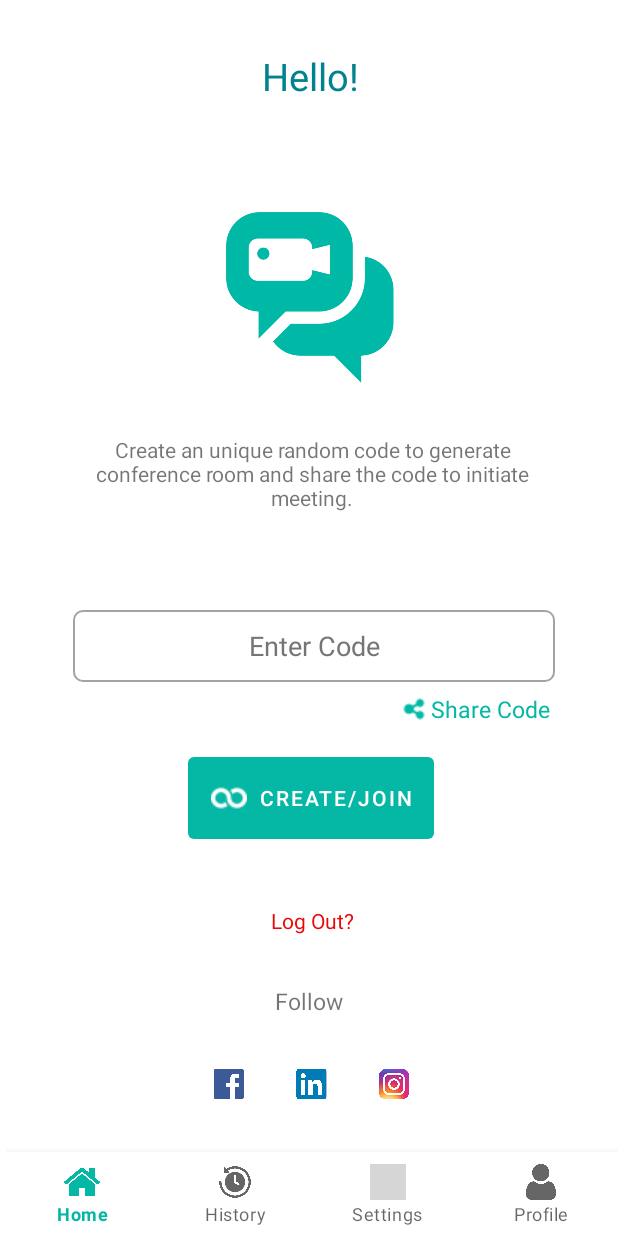
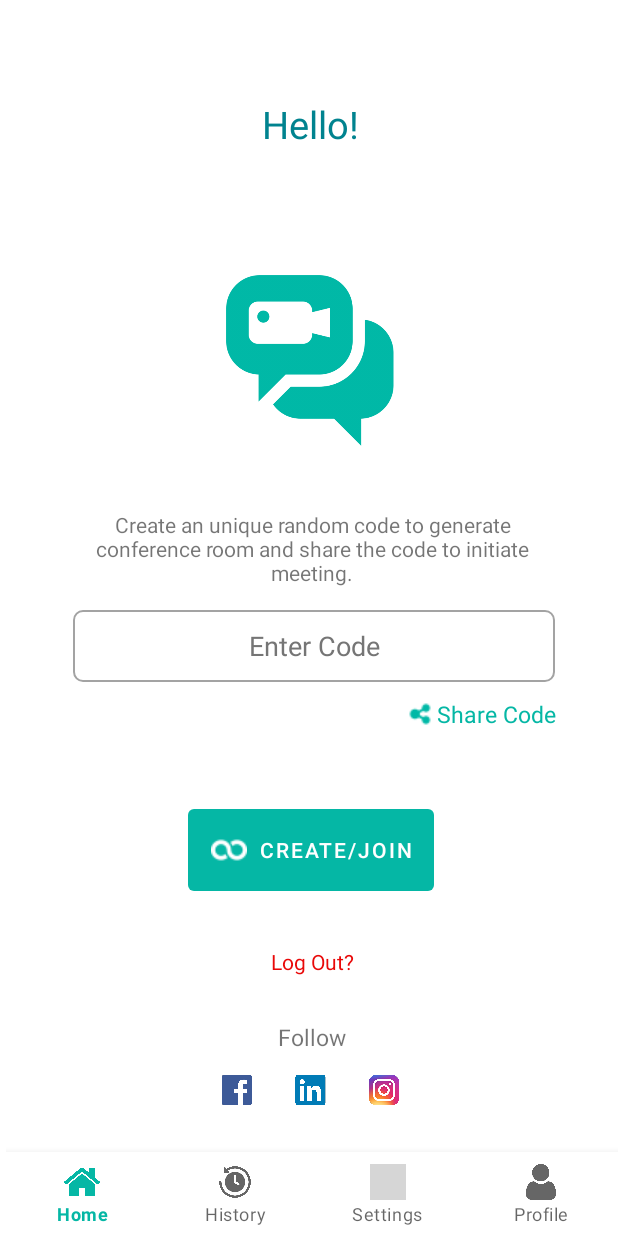
Before and after one commit to NilabhB/SkyMeet, an Android app: the MainActivity screen opened directly, with no data from a screen before it, on a phone screen of 412 x 824 dp. Run offline under Robolectric (Android 15) with nearby library versions, the phone set to English and light mode, and no system bars; our stand-ins replace Firebase (no records; nobody signed in at launch, a user with empty details on screens opened directly); libraries missing offline, so code that uses them is left out: org.jitsi.meet; Roboto replaces fonts that are not available here; 2 statements that could not run were skipped; grey boxes are pictures that could not be loaded.

Commit message:
Fixed Home Screen

```diff
--- a/app/src/main/java/com/skymeet/videoConference/MainActivity.java
+++ b/app/src/main/java/com/skymeet/videoConference/MainActivity.java
@@ -4,6 +4,7 @@ import static android.content.pm.ActivityInfo.SCREEN_ORIENTATION_PORTRAIT;
 
 import android.content.DialogInterface;
 import android.content.Intent;
+import android.net.Uri;
 import android.os.Bundle;
 import android.text.TextUtils;
 import android.view.Menu;
@@ -11,6 +12,7 @@ import android.view.View;
 import android.view.animation.AlphaAnimation;
 import android.widget.Button;
 import android.widget.EditText;
+import android.widget.ImageView;
 import android.widget.TextView;
 import android.widget.Toast;
 
@@ -37,11 +39,12 @@ import java.util.Objects;
 public class MainActivity extends AppCompatActivity {
 
     EditText codeBox;
-    Button joinBtn, shareBtn;
-    TextView welcomeUser, logoutText;
+    Button joinBtn;
+    TextView welcomeUser, logoutText, shareCode;
     Menu menu;
     FirebaseFirestore database;
     DocumentReference reference;
+    ImageView facebook, linkedin, instagram;
 
     @Override
     protected void onCreate(Bundle savedInstanceState) {
@@ -75,9 +78,12 @@ public class MainActivity extends AppCompatActivity {
 
         codeBox = findViewById(R.id.codeBox);
         joinBtn = findViewById(R.id.joinBtn);
-        //shareBtn = findViewById(R.id.shareBtn);
-        welcomeUser = findViewById(R.id.welcomeUser); // not implemented yet
+        shareCode = findViewById(R.id.shareCode);
+        welcomeUser = findViewById(R.id.welcomeUser);
         logoutText = findViewById(R.id.logoutText);
+        facebook = findViewById(R.id.facebook);
+        linkedin = findViewById(R.id.linkedin);
+        instagram = findViewById(R.id.instagram);
 
 
 
@@ -110,12 +116,64 @@ public class MainActivity extends AppCompatActivity {
                 } else {
                     JitsiMeetConferenceOptions options
                             = new JitsiMeetConferenceOptions.Builder()
-                            .setRoom(codeBox.getText().toString())
+                            .setRoom(codeBox.getText().toString().trim())
                             .setFeatureFlag("welcomepage.enabled", false)
                             .setFeatureFlag("invite.enabled",false)
                             .build();
                     JitsiMeetActivity.launch(MainActivity.this, options);
                 }
+            }
+        });
+
+        shareCode.setOnClickListener(new View.OnClickListener() {
+            @Override
+            public void onClick(View view) {
+                view.startAnimation(buttonClick);
+                if (TextUtils.isEmpty(codeBox.getText().toString())) {
+                    codeBox.setError("Enter Meeting Code before sharing!");
+                    codeBox.requestFocus();
+                } else {
+                    Intent sharingIntent = new Intent(android.content.Intent.ACTION_SEND);
+                    sharingIntent.setType("text/plain");
+                    String shareBody = "To join the meeting on SkyMeet Conference, please use\n"
+                            + "Code: " + codeBox.getText().toString().trim();
+                    sharingIntent.putExtra(android.content.Intent.EXTRA_SUBJECT, "Subject Here");
+                    sharingIntent.putExtra(android.content.Intent.EXTRA_TEXT, shareBody);
+                    startActivity(Intent.createChooser(sharingIntent, "Share Code via"));
+                }
+
+            }
+        });
+
+        facebook.setOnClickListener(new View.OnClickListener() {
+            @Override
+            public void onClick(View v) {
+//                Profile/Page opens up on chrome, not on the app
+                String YourPageURL = "https://www.facebook.com/skymeet.conference/";
+                Intent browserIntent = new Intent(Intent.ACTION_VIEW, Uri.parse(YourPageURL));
+                startActivity(browserIntent);
+
+
+            }
+        });
+
+        linkedin.setOnClickListener(new View.OnClickListener() {
+            @Override
+            public void onClick(View v) {
+                String YourPageURL = "https://www.linkedin.com/company/skymeet.conference/";
+                Intent browserIntent = new Intent(Intent.ACTION_VIEW, Uri.parse(YourPageURL));
+                startActivity(browserIntent);
+
+            }
+        });
+
+        instagram.setOnClickListener(new View.OnClickListener() {
+            @Override
+            public void onClick(View v) {
+                String YourPageURL = "https://www.instagram.com/skymeet.conference/";
+                Intent browserIntent = new Intent(Intent.ACTION_VIEW, Uri.parse(YourPageURL));
+                startActivity(browserIntent);
+
             }
         });
 
--- a/app/src/main/java/com/skymeet/videoConference/SignUpActivity.java
+++ b/app/src/main/java/com/skymeet/videoConference/SignUpActivity.java
@@ -107,9 +107,9 @@ public class SignUpActivity extends AppCompatActivity {
                                final FirebaseUser firebaseUser = auth.getCurrentUser();
                                 firebaseUser.sendEmailVerification();
                                 Toast.makeText(SignUpActivity.this, "Email Verification Link Send", Toast.LENGTH_SHORT).show();
-                                String uid = Objects.requireNonNull(FirebaseAuth.getInstance().getCurrentUser()).getUid();
-                                user.setUid(uid);
-                                database.collection("Users").document(uid).set(user)
+                                String userId = Objects.requireNonNull(FirebaseAuth.getInstance().getCurrentUser()).getUid();
+                                user.setUserId(userId);
+                                database.collection("Users").document(userId).set(user)
                                         .addOnSuccessListener(new OnSuccessListener<Void>() {
                                     @Override
                                     public void onSuccess(Void unused) {
--- a/app/src/main/res/layout/activity_main.xml
+++ b/app/src/main/res/layout/activity_main.xml
@@ -31,7 +31,7 @@
         app:layout_constraintEnd_toEndOf="parent"
         app:layout_constraintStart_toStartOf="parent"
         app:layout_constraintTop_toTopOf="parent"
-        app:layout_constraintVertical_bias="0.846" />
+        app:layout_constraintVertical_bias="1.0" />
 
     <EditText
         android:id="@+id/codeBox"
@@ -68,7 +68,7 @@
         app:layout_constraintHorizontal_bias="0.497"
         app:layout_constraintStart_toStartOf="parent"
         app:layout_constraintTop_toBottomOf="@+id/codeBox"
-        app:layout_constraintVertical_bias="0.149" />
+        app:layout_constraintVertical_bias="0.302" />
 
     <com.google.android.material.bottomnavigation.BottomNavigationView
         android:id="@+id/bottomNavigationView"
@@ -114,6 +114,7 @@
         android:id="@+id/tvHello"
         android:layout_width="wrap_content"
         android:layout_height="wrap_content"
+        android:layout_marginBottom="10dp"
         android:text="Hello!"
         android:textColor="#00838F"
         android:textSize="25sp"
@@ -137,32 +138,34 @@
         android:textSize="15sp"
         app:layout_constraintBottom_toTopOf="@+id/joinBtn"
         app:layout_constraintEnd_toEndOf="parent"
-        app:layout_constraintHorizontal_bias="0.857"
+        app:layout_constraintHorizontal_bias="0.871"
         app:layout_constraintStart_toStartOf="parent"
         app:layout_constraintTop_toBottomOf="@+id/codeBox"
-        app:layout_constraintVertical_bias="0.321" />
+        app:layout_constraintVertical_bias="0.191" />
 
     <TextView
         android:id="@+id/followtv"
         android:layout_width="wrap_content"
         android:layout_height="wrap_content"
-        android:text="Follow "
+        android:text=" Follow "
         android:textSize="15sp"
         app:layout_constraintBottom_toTopOf="@+id/bottomNavigationView"
         app:layout_constraintEnd_toEndOf="parent"
         app:layout_constraintStart_toStartOf="parent"
         app:layout_constraintTop_toBottomOf="@+id/logoutText"
-        app:layout_constraintVertical_bias="0.271" />
+        app:layout_constraintVertical_bias="0.315" />
 
     <LinearLayout
-        android:layout_width="130dp"
-        android:layout_height="21dp"
+        android:layout_width="119dp"
+        android:layout_height="22dp"
+        android:layout_marginBottom="15dp"
         android:orientation="horizontal"
         app:layout_constraintBottom_toTopOf="@+id/bottomNavigationView"
         app:layout_constraintEnd_toEndOf="parent"
         app:layout_constraintHorizontal_bias="0.498"
         app:layout_constraintStart_toStartOf="parent"
-        app:layout_constraintTop_toBottomOf="@+id/followtv">
+        app:layout_constraintTop_toBottomOf="@+id/followtv"
+        app:layout_constraintVertical_bias="0.5">
 
         <ImageView
             android:id="@+id/facebook"
@@ -171,13 +174,13 @@
             app:srcCompat="@drawable/facebook_logo" />
 
         <ImageView
-            android:id="@+id/imageView7"
-            android:layout_width="90dp"
+            android:id="@+id/linkedin"
+            android:layout_width="78dp"
             android:layout_height="20dp"
             app:srcCompat="@drawable/linkedin_logo" />
 
         <ImageView
-            android:id="@+id/imageView8"
+            android:id="@+id/instagram"
             android:layout_width="20dp"
             android:layout_height="20dp"
             app:srcCompat="@drawable/instagram_logo" />
```
Also changed, not shown: app/src/main/java/com/skymeet/videoConference/User.java (+5 -5 lines).
